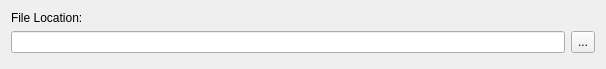
The window that src/klfliblocalfilewidget.ui (CryFeiFei/klatexformula) describes before a commit, drawn with Qt 5.
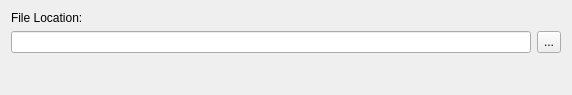
The same window after the commit.

```diff
--- a/src/klfliblocalfilewidget.ui
+++ b/src/klfliblocalfilewidget.ui
@@ -6,8 +6,8 @@
    <rect>
     <x>0</x>
     <y>0</y>
-    <width>606</width>
-    <height>69</height>
+    <width>572</width>
+    <height>95</height>
    </rect>
   </property>
   <layout class="QGridLayout" name="lyt_KLFLibLocalFileWidget" columnstretch="1,0,0">
```
